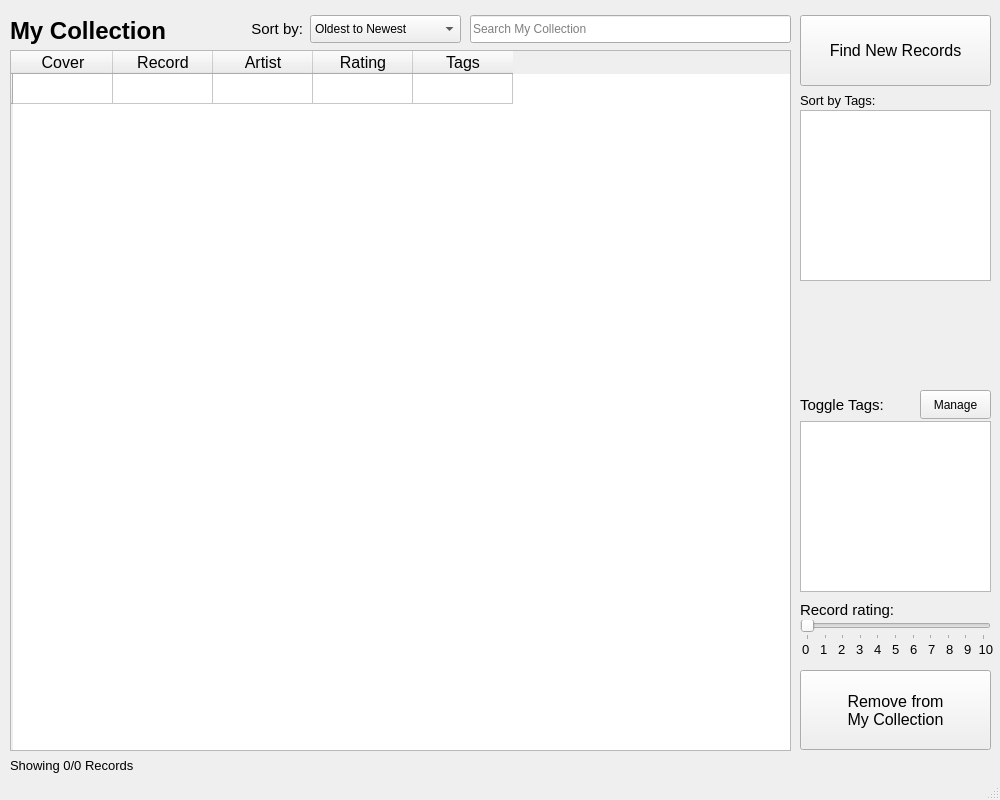
This is VinylApp/mainwindow.ui in Drag0nCodes/MyRecordCollection as Qt 5 draws it before an edit. The edited form follows.
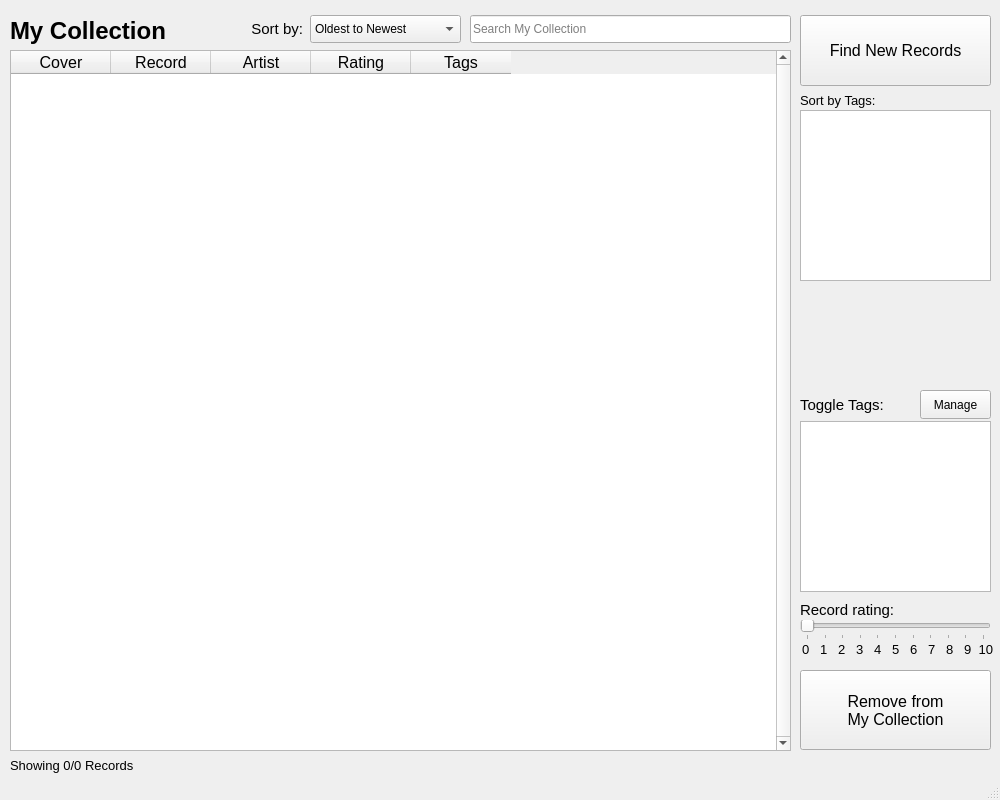
This is the edited form.

```diff
--- a/VinylApp/mainwindow.ui
+++ b/VinylApp/mainwindow.ui
@@ -51,18 +51,45 @@
       <property name="styleSheet">
        <string notr="true"/>
       </property>
+      <property name="verticalScrollBarPolicy">
+       <enum>Qt::ScrollBarAlwaysOn</enum>
+      </property>
+      <property name="horizontalScrollBarPolicy">
+       <enum>Qt::ScrollBarAlwaysOff</enum>
+      </property>
+      <property name="sizeAdjustPolicy">
+       <enum>QAbstractScrollArea::AdjustIgnored</enum>
+      </property>
       <property name="editTriggers">
        <set>QAbstractItemView::NoEditTriggers</set>
       </property>
+      <property name="alternatingRowColors">
+       <bool>true</bool>
+      </property>
       <property name="selectionMode">
        <enum>QAbstractItemView::SingleSelection</enum>
       </property>
       <property name="selectionBehavior">
        <enum>QAbstractItemView::SelectRows</enum>
       </property>
+      <property name="textElideMode">
+       <enum>Qt::ElideLeft</enum>
+      </property>
       <property name="verticalScrollMode">
        <enum>QAbstractItemView::ScrollPerPixel</enum>
       </property>
+      <property name="showGrid">
+       <bool>false</bool>
+      </property>
+      <property name="gridStyle">
+       <enum>Qt::SolidLine</enum>
+      </property>
+      <attribute name="horizontalHeaderHighlightSections">
+       <bool>false</bool>
+      </attribute>
+      <attribute name="verticalHeaderVisible">
+       <bool>false</bool>
+      </attribute>
       <row>
        <property name="text">
         <string/>
```
Left out of the diff: 20 changed lines with no effect on the pictures.
